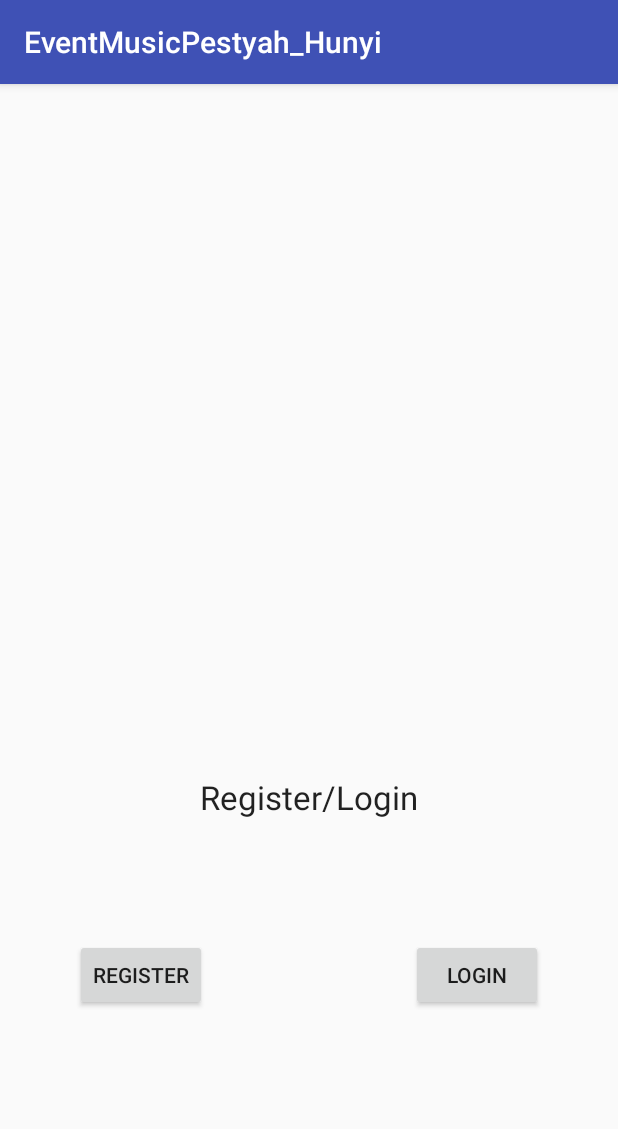
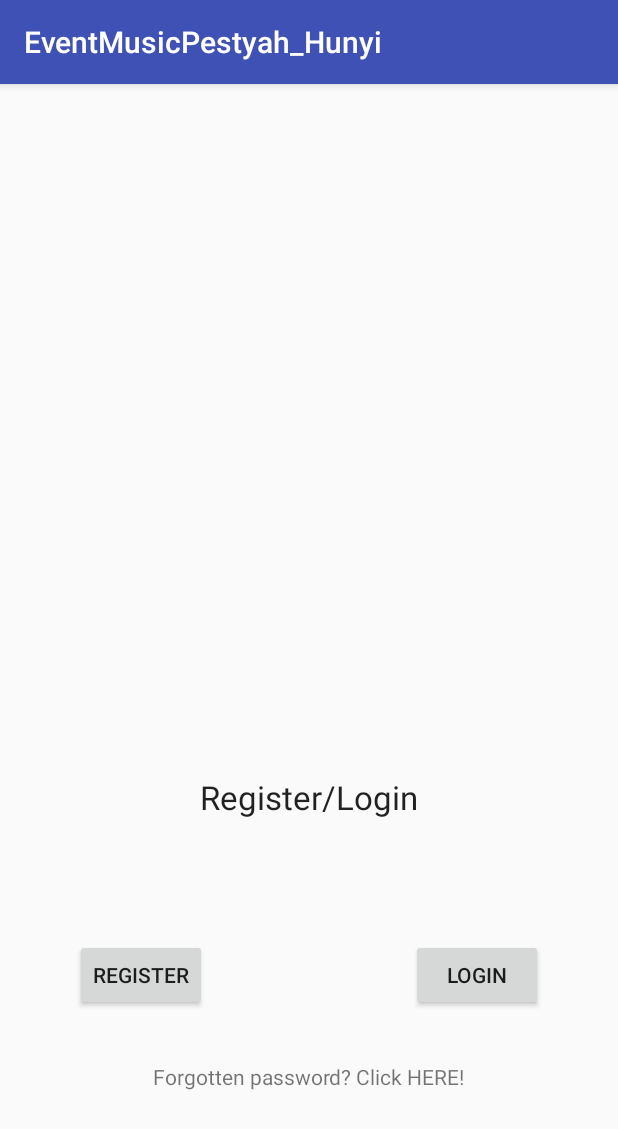
Before and after one commit to istvan73/MusicEventViewer, an Android app: the screen it shows after launch (LoginActivity), after a tap on "LOGIN", on a phone screen of 412 x 824 dp. Shown: the top 1129 px of the screen. Run offline under Robolectric (Android 15) with nearby library versions, the phone set to English and light mode, and no system bars; our stand-ins replace Firebase (no records; nobody signed in at launch, a user with empty details on screens opened directly); libraries missing offline, so code that uses them is left out: com.firebase.ui; 1 statement that could not run was skipped.

Commit message:
Password recovery funcionality added + some bug fixes!

```diff
--- a/app/src/main/res/layout/activity_login.xml
+++ b/app/src/main/res/layout/activity_login.xml
@@ -46,4 +46,13 @@
         android:layout_below="@+id/loginBT"
         android:layout_marginTop="20dp">
     </com.google.android.gms.common.SignInButton>
+
+    <TextView
+        android:id="@+id/user_password_recoverTV"
+        android:layout_width="wrap_content"
+        android:layout_height="wrap_content"
+        android:layout_below="@+id/registerBT"
+        android:layout_centerHorizontal="true"
+        android:layout_marginTop="34dp"
+        android:text="@string/user_password_recover_text" />
 </RelativeLayout>
--- a/app/src/main/res/values/strings.xml
+++ b/app/src/main/res/values/strings.xml
@@ -9,6 +9,7 @@
 
     <string name="login_reg_welc_text">Register/Login</string>
     <string name="register_welc_text">Register</string>
+    <string name="user_password_recover_text">Forgotten password? Click HERE!</string>
 
     <string name="login_bt">Login</string>
     <string name="logout_bt">LogOut</string>
```
Also changed, not shown: app/src/main/java/com/example/dell_5548/eventmusicpestyah_hunyi/LoginActivity.java (+64 -3 lines).
